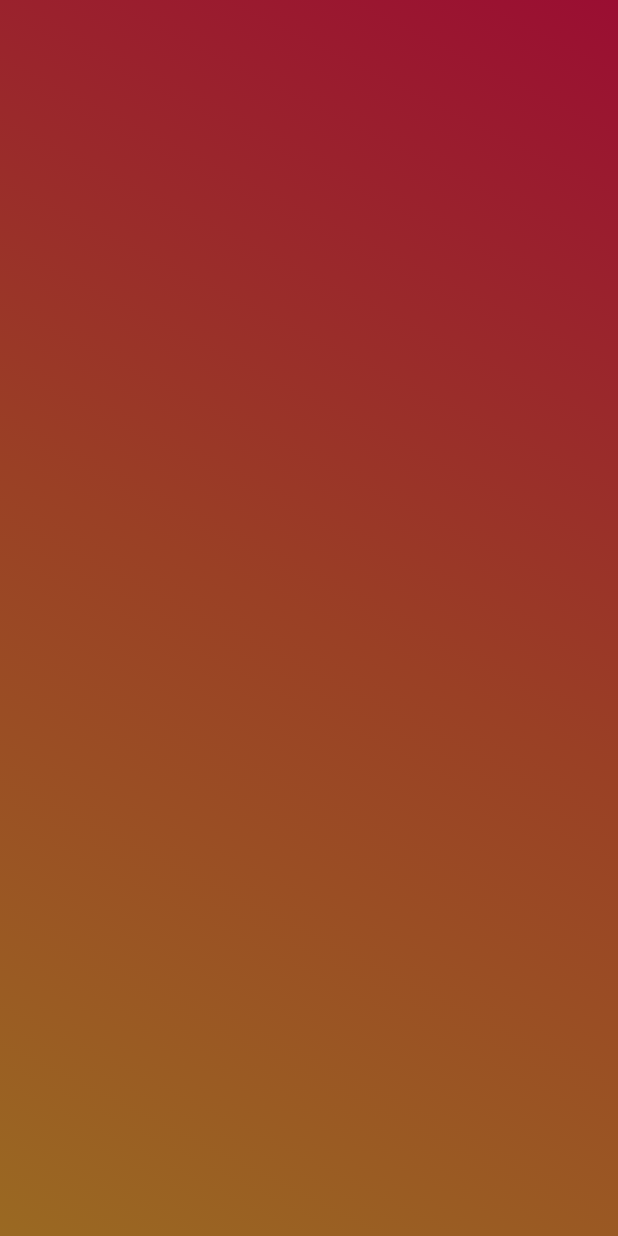
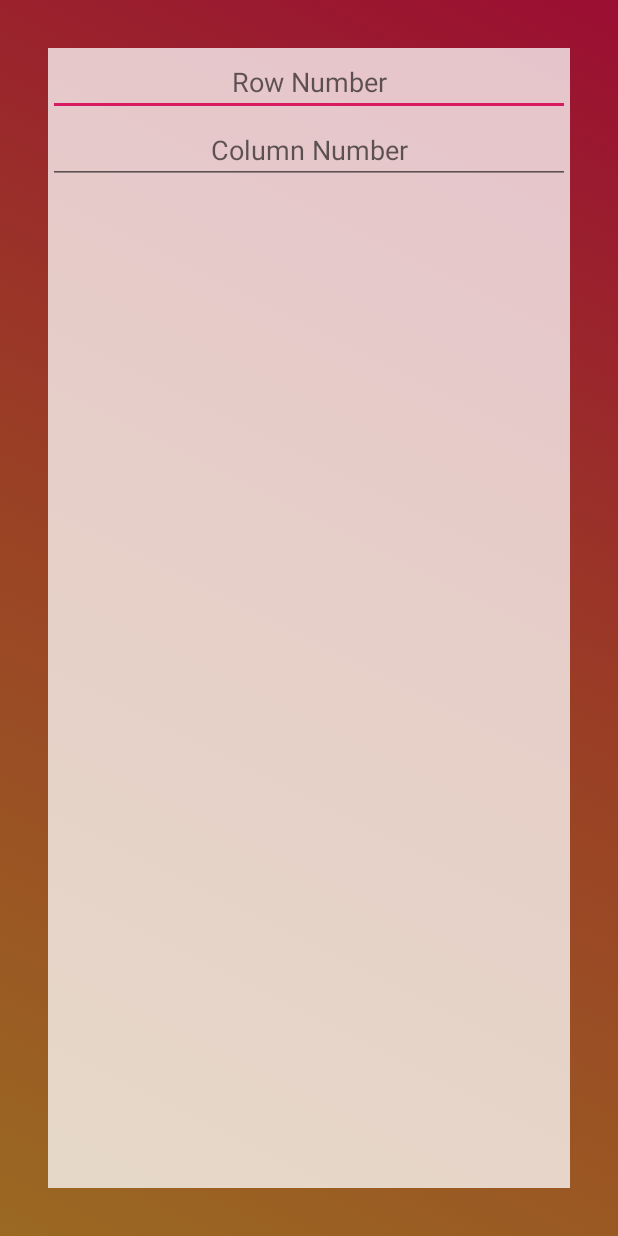
Before and after one commit to Bogdanisar/Puzzle, an Android app: the GameOptions screen opened directly, with no data from a screen before it, on a phone screen of 412 x 824 dp. Run offline under Robolectric (Android 15) with nearby library versions, the phone set to English and light mode, and no system bars.

```diff
--- a/app/src/main/res/layout/activity_game_options.xml
+++ b/app/src/main/res/layout/activity_game_options.xml
@@ -7,4 +7,40 @@
     android:background="@drawable/background_color_game_options"
     tools:context=".GameOptions">
 
+    <LinearLayout
+        android:layout_width="0dp"
+        android:layout_height="0dp"
+        android:layout_marginStart="32dp"
+        android:layout_marginLeft="32dp"
+        android:layout_marginTop="32dp"
+        android:layout_marginEnd="32dp"
+        android:layout_marginRight="32dp"
+        android:layout_marginBottom="32dp"
+        android:background="#BFFFFFFF"
+        android:orientation="vertical"
+        app:layout_constraintBottom_toBottomOf="parent"
+        app:layout_constraintEnd_toEndOf="parent"
+        app:layout_constraintHorizontal_bias="1.0"
+        app:layout_constraintStart_toStartOf="parent"
+        app:layout_constraintTop_toTopOf="parent"
+        app:layout_constraintVertical_bias="0.0">
+
+        <EditText
+            android:id="@+id/inputRowNumber"
+            android:layout_width="match_parent"
+            android:layout_height="wrap_content"
+            android:ems="10"
+            android:gravity="center_horizontal"
+            android:hint="Row Number"
+            android:inputType="numberSigned" />
+
+        <EditText
+            android:id="@+id/InputColumnNumber"
+            android:layout_width="match_parent"
+            android:layout_height="wrap_content"
+            android:ems="10"
+            android:gravity="center_horizontal"
+            android:hint="Column Number"
+            android:inputType="numberSigned" />
+    </LinearLayout>
 </android.support.constraint.ConstraintLayout>
```
Also changed, not shown: 2 other files.
